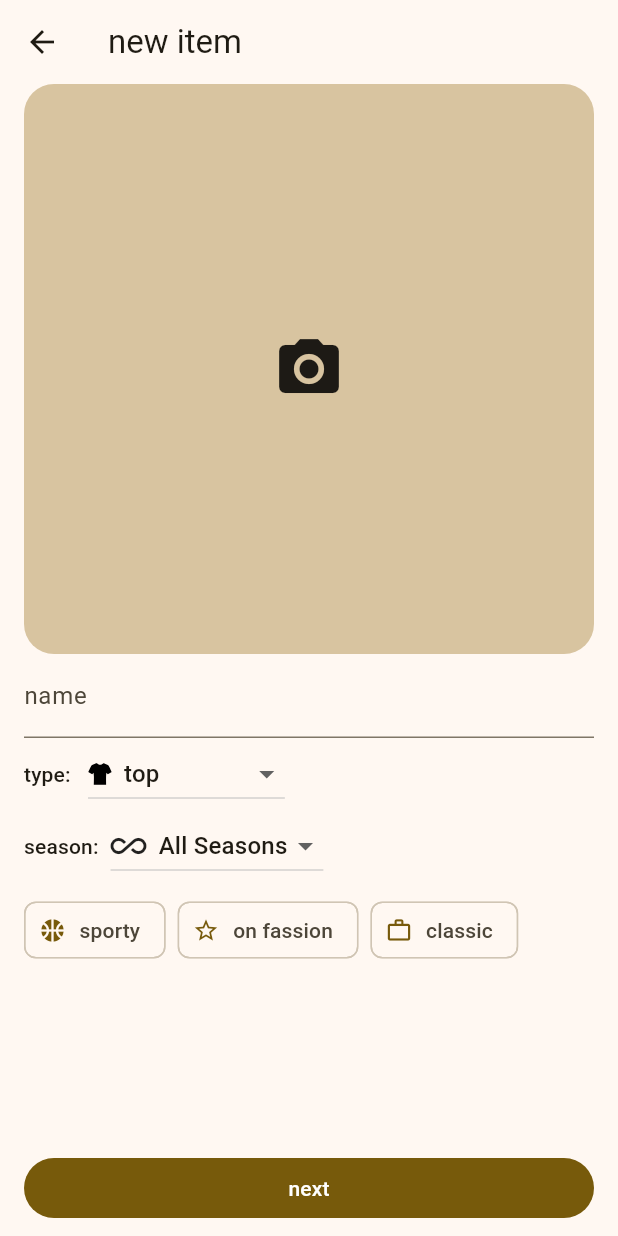
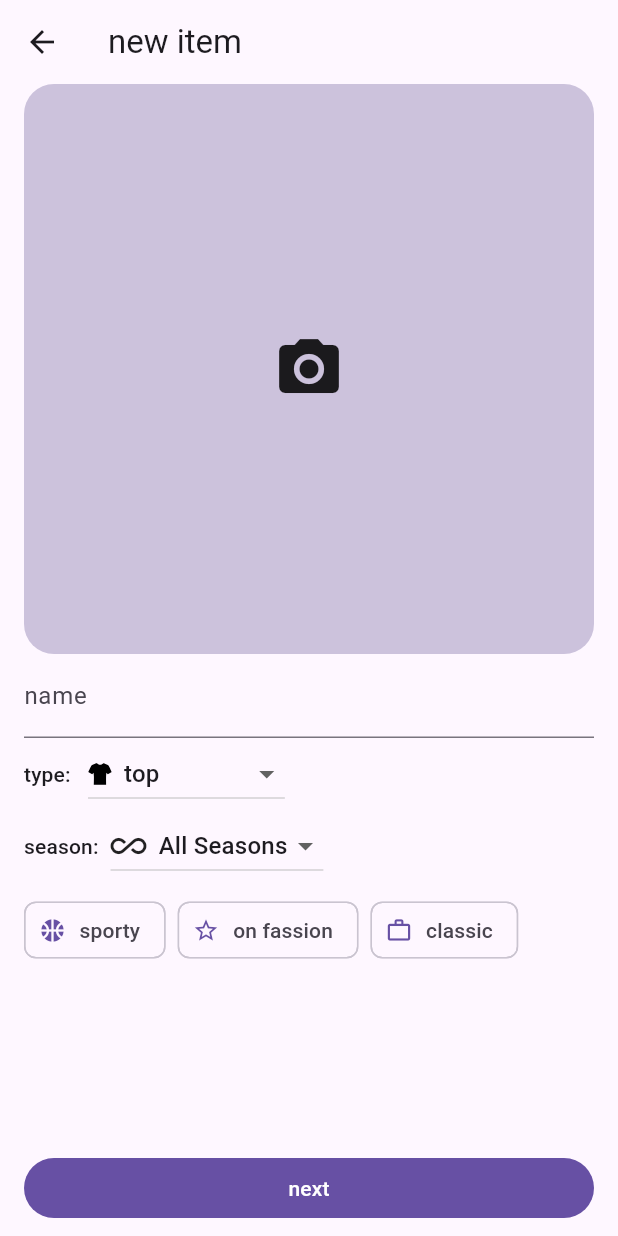
Before and after one commit to mohsen-w-elsisi/wardrobe_app, a Flutter app: the screen it shows after launch, after a tap on the "add" icon, on a phone screen of 412 x 824 dp. Run offline on Flutter 3.47's test engine with Material 3 defaults, Android fonts, the phone set to English and light mode, and no system bars; drawn by our look-alikes of dynamic_color; our stand-ins replace copy_with_extension, file_picker, flutter_svg, freezed_annotation, get_it, hive and 4 more; accounts and stored records are empty; project files that could hold a hidden picture were left out.

```diff
--- a/lib/dependancies/global_dependency_initialiser.dart
+++ b/lib/dependancies/global_dependency_initialiser.dart
@@ -23,8 +23,6 @@ import 'package:wardrobe_app/outfit/persistance/hive_data_gateway.dart';
 import 'package:wardrobe_app/shared/use_cases/impls/seasons.dart';
 import 'package:wardrobe_app/shared/use_cases/impls/wardrobe_clearer.dart';
 import 'package:wardrobe_app/shared/use_cases/use_cases.dart';
-import 'package:wardrobe_app/theme/shared_preferences_theme_storage_agent.dart';
-import 'package:wardrobe_app/theme/theme_settings_controller.dart';
 
 class GlobalDependencyInitialiser {
   static final List<Dependancy> _dependancies = [
@@ -47,7 +45,6 @@ class GlobalDependencyInitialiser {
     SeasonGetterInitialiser(),
     SeasonSetterInitialiser(),
     WardrobeClearerInitialiser(),
-    ThemeStorageControllerInitialiser(),
   ];
 
   static Future<void> initiaseDependencies() async {
@@ -61,15 +58,6 @@ class HiveInitialiser implements Dependancy {
   @override
   Future<void> initialise() async {
     await Hive.initFlutter();
-  }
-}
-
-class ThemeStorageControllerInitialiser
-    extends GetItRegisterableDependancy<ThemeSettingsController> {
-  @override
-  Future<void> _initialise() async {
-    final storageAgent = SharedPreferencesThemeStorageAgent();
-    _dependancy = ThemeSettingsController(storageAgent: storageAgent);
   }
 }
 
--- a/lib/main.dart
+++ b/lib/main.dart
@@ -1,10 +1,9 @@
 import 'dart:async';
 
+import 'package:dynamic_color/dynamic_color.dart';
 import 'package:flutter/material.dart';
-import 'package:get_it/get_it.dart';
 import 'package:wardrobe_app/dependancies/global_dependency_initialiser.dart';
 import 'package:wardrobe_app/home_screen.dart';
-import 'package:wardrobe_app/theme/theme_settings_controller.dart';
 
 Future<void> main() async {
   await GlobalDependencyInitialiser.initiaseDependencies();
@@ -16,25 +15,19 @@ class App extends StatelessWidget {
 
   @override
   Widget build(BuildContext context) {
-    return ListenableBuilder(
-      listenable: themeSettingsController,
-      builder: (_, __) {
-        return MaterialApp(
+    return DynamicColorBuilder(
+      builder: (lightDynamic, darkDynamic) => MaterialApp(
         theme: ThemeData(
           useMaterial3: true,
-            colorSchemeSeed: themeSettingsController.colorSchemeSeed,
+          colorScheme: lightDynamic,
         ),
         darkTheme: ThemeData(
           brightness: Brightness.dark,
           useMaterial3: true,
-            colorSchemeSeed: themeSettingsController.colorSchemeSeed,
+          colorScheme: darkDynamic,
         ),
         home: const HomeScreen(),
-        );
-      },
+      ),
     );
   }
-
-  ThemeSettingsController get themeSettingsController =>
-      GetIt.I.get<ThemeSettingsController>();
 }
--- a/lib/settings_screen/settings_screen.dart
+++ b/lib/settings_screen/settings_screen.dart
@@ -6,13 +6,11 @@ import 'package:wardrobe_app/shared/widgets/season_dropdown_button.dart';
 
 import 'about_app_tile.dart';
 import 'clear_wardrobe_tile.dart';
-import 'color_scheme.dart';
 import 'import_export_tile.dart';
 
 class SettingsScreen extends StatelessWidget {
   static const _settingsTiles = [
     SettingsScreenSeasonSelectorTile(),
-    ColorSchemeDropDownSettingsTile(),
     SettingsScreenImportTile(),
     SettingsScreenExportTile(),
     SettingsScreenClearWardrobeTile(),
--- a/lib/theme/shared_preferences_theme_storage_agent.dart
+++ /dev/null
@@ -1,36 +0,0 @@
-import 'package:flutter/material.dart';
-import 'package:wardrobe_app/theme/utils.dart';
-import 'package:shared_preferences/shared_preferences.dart';
-
-class SharedPreferencesThemeStorageAgent extends ColorSchemeSeedStorageAgent {
-  static const sharedPreferencesKey = "color scheme seed";
-
-  SharedPreferences? _sharedPreferences;
-  late Future<SharedPreferences> _sharedPreferencesFuture;
-
-  SharedPreferencesThemeStorageAgent() {
-    _sharedPreferencesFuture = SharedPreferences.getInstance();
-    _sharedPreferencesFuture.then(
-      (sharedPreferences) => _sharedPreferences = sharedPreferences,
-    );
-  }
-
-  Future<void> _waitForSharedPreferencesInstance() async {
-    if (_sharedPreferences == null) {
-      await _sharedPreferencesFuture;
-    }
-  }
-
-  @override
-  Future<Color?> getColorSchemeSeed() async {
-    await _waitForSharedPreferencesInstance();
-    final colorValue = _sharedPreferences!.getInt(sharedPreferencesKey);
-    return colorValue != null ? Color(colorValue) : null;
-  }
-
-  @override
-  Future<void> saveColorSchemeSeed(Color colorSchemeSeed) async {
-    await _waitForSharedPreferencesInstance();
-    _sharedPreferences!.setInt(sharedPreferencesKey, colorSchemeSeed.value);
-  }
-}
--- a/lib/theme/theme_settings_controller.dart
+++ /dev/null
@@ -1,33 +0,0 @@
-import 'package:flutter/material.dart';
-import 'package:wardrobe_app/theme/utils.dart';
-
-class ThemeSettingsController extends ChangeNotifier {
-  late final ColorSchemeSeedStorageAgent _storageAgent;
-  late Color _colorSchemeSeed;
-
-  ThemeSettingsController({
-    required ColorSchemeSeedStorageAgent storageAgent,
-    Color defaultColor = Colors.amber,
-  }) {
-    _storageAgent = storageAgent;
-    _colorSchemeSeed = defaultColor;
-
-    _storageAgent.getColorSchemeSeed().then(
-      (value) {
-        if (value != null) {
-          _setColorSchemeSeed(value);
-        }
-      },
-    );
-  }
-
-  void _setColorSchemeSeed(Color newSeed) {
-    _colorSchemeSeed = newSeed;
-    _storageAgent.saveColorSchemeSeed(_colorSchemeSeed);
-    notifyListeners();
-  }
-
-  Color get colorSchemeSeed => _colorSchemeSeed;
-
-  set colorSchemeSeed(Color newSeed) => _setColorSchemeSeed(newSeed);
-}
--- a/pubspec.yaml
+++ b/pubspec.yaml
@@ -9,6 +9,7 @@ environment:
 dependencies:
   animations: ^2.0.11
   copy_with_extension: ^6.0.1
+  dynamic_color: ^1.7.0
   file_picker: ^8.1.4
   floor: ^1.5.0
   flutter:
```
Also changed, not shown: lib/cloth_item/domain/use_cases/impls/deleter.dart (+44 -0 lines), lib/settings_screen/color_scheme.dart (deleted, +0 -40 lines), lib/theme/utils.dart (deleted, +0 -11 lines), pubspec.lock. Lines whose indentation alone changed are shown as unchanged.
